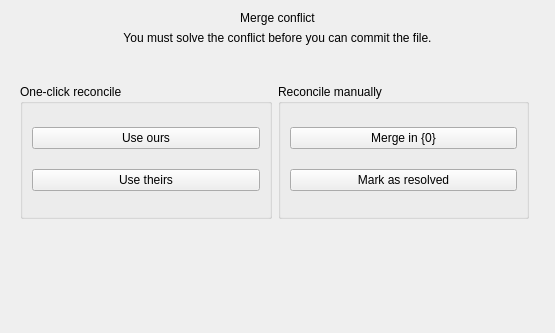
This is gitfourchette/forms/conflictview.ui in weblate/gitfourchette as Qt 5 draws it before an edit. The edited form follows.
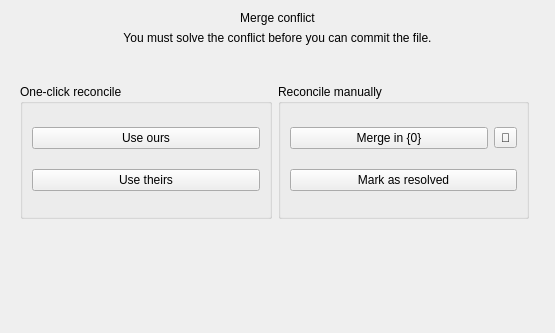
This is the edited form.

Commit message: Useful error message if failed to start external tool

What changed in the file:
```diff
--- a/gitfourchette/forms/conflictview.ui
+++ b/gitfourchette/forms/conflictview.ui
@@ -62,15 +62,18 @@
          <property name="title">
           <string>Reconcile manually</string>
          </property>
-         <layout class="QVBoxLayout" name="verticalLayout_2">
-          <item>
-           <widget class="QPushButton" name="mergeToolButton">
+         <layout class="QGridLayout" name="gridLayout_3">
+          <item row="0" column="1">
+           <widget class="QToolButton" name="pickMergeToolButton">
+            <property name="toolTip">
+             <string>Pick another merge tool</string>
+            </property>
             <property name="text">
-             <string>Merge in {0}</string>
+             <string notr="true">🔧</string>
             </property>
            </widget>
           </item>
-          <item>
+          <item row="1" column="0" colspan="2">
            <widget class="QPushButton" name="markSolvedButton">
             <property name="text">
              <string>Mark as resolved</string>
@@ -80,6 +83,13 @@
             </property>
            </widget>
           </item>
+          <item row="0" column="0">
+           <widget class="QPushButton" name="mergeToolButton">
+            <property name="text">
+             <string>Merge in {0}</string>
+            </property>
+           </widget>
+          </item>
          </layout>
         </widget>
        </item>
```
The commit also changes 7 other files.
